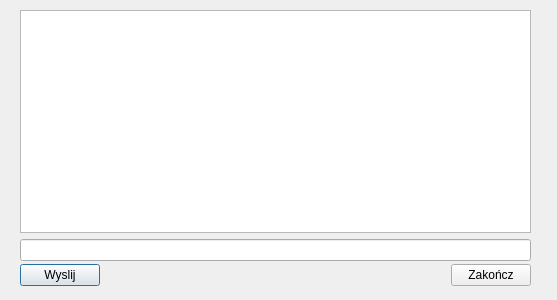
Old version of the form TIN-klient/oknorozmowy.ui in the repository quetz05/tin.
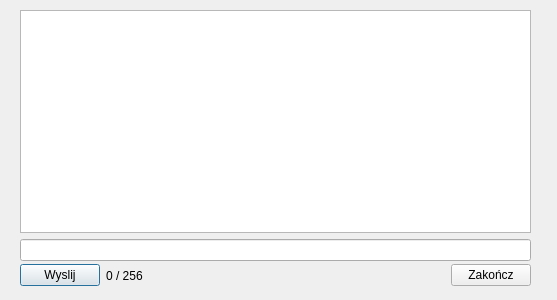
New version of the form.

Commit message: licznik znakow wiadomosci

```diff
--- a/TIN-klient/oknorozmowy.ui
+++ b/TIN-klient/oknorozmowy.ui
@@ -27,6 +27,13 @@
       </property>
      </widget>
     </item>
+    <item>
+     <widget class="QLabel" name="licznikiZnakow">
+      <property name="text">
+       <string>0 / 256</string>
+      </property>
+     </widget>
+    </item>
     <item>
      <spacer name="horizontalSpacer">
       <property name="orientation">
```
The commit also changes 1 other file.
